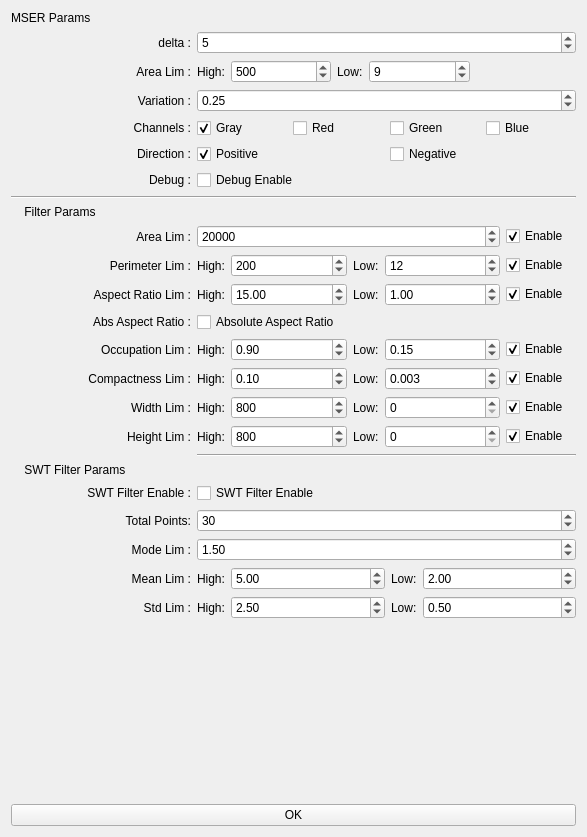
Qt form gui/ui/extract_control.ui (panderan/IdentityFinder) before a commit.
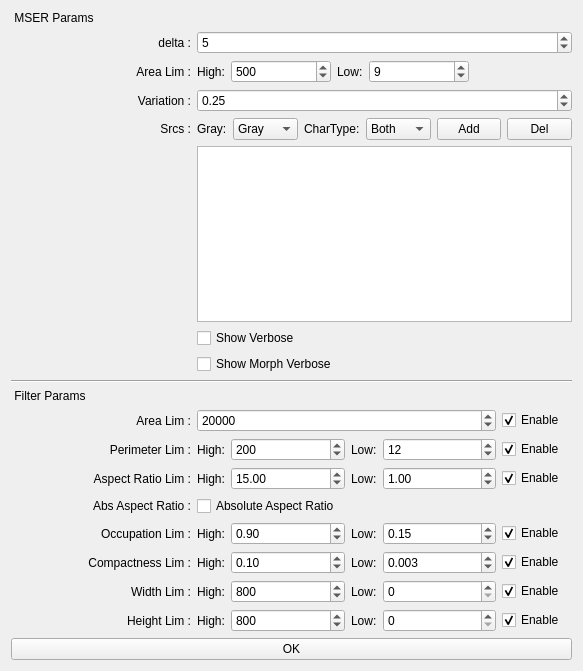
The same form after that commit.

Commit message: extraction and merging text line features freezed

Patch:
```diff
--- a/gui/ui/extract_control.ui
+++ b/gui/ui/extract_control.ui
@@ -9,8 +9,8 @@
    <rect>
     <x>0</x>
     <y>0</y>
-    <width>587</width>
-    <height>837</height>
+    <width>583</width>
+    <height>671</height>
    </rect>
   </property>
   <property name="windowTitle">
@@ -31,7 +31,7 @@
         </size>
        </property>
        <property name="text">
-        <string>MSER Params</string>
+        <string> MSER Params</string>
        </property>
       </widget>
      </item>
@@ -220,7 +220,7 @@
         </size>
        </property>
        <property name="text">
-        <string>Channels :</string>
+        <string>Srcs :</string>
        </property>
        <property name="alignment">
         <set>Qt::AlignRight|Qt::AlignTrailing|Qt::AlignVCenter</set>
@@ -228,102 +228,126 @@
       </widget>
      </item>
      <item row="4" column="1">
-      <layout class="QHBoxLayout" name="layout_channels_options">
+      <layout class="QHBoxLayout" name="layout_mser_srcs" stretch="0,1,0,1,1,1">
        <item>
-        <widget class="QCheckBox" name="checkbox_mser_gray">
+        <widget class="QLabel" name="label_mser_srcs_gray">
+         <property name="sizePolicy">
+          <sizepolicy hsizetype="Minimum" vsizetype="Preferred">
+           <horstretch>0</horstretch>
+           <verstretch>0</verstretch>
+          </sizepolicy>
+         </property>
          <property name="text">
-          <string>Gray</string>
+          <string>Gray:</string>
          </property>
-         <property name="checked">
-          <bool>true</bool>
-         </property>
         </widget>
        </item>
        <item>
-        <widget class="QCheckBox" name="checkbox_mser_red">
+        <widget class="QComboBox" name="combobox_mser_srcs_gray">
+         <item>
+          <property name="text">
+           <string>Gray</string>
+          </property>
+         </item>
+         <item>
+          <property name="text">
+           <string>Red</string>
+          </property>
+         </item>
+         <item>
+          <property name="text">
+           <string>Green</string>
+          </property>
+         </item>
+         <item>
+          <property name="text">
+           <string>Blue</string>
+          </property>
+         </item>
+        </widget>
+       </item>
+       <item>
+        <widget class="QLabel" name="label_mser_srcs_chartype">
+         <property name="sizePolicy">
+          <sizepolicy hsizetype="Minimum" vsizetype="Preferred">
+           <horstretch>0</horstretch>
+           <verstretch>0</verstretch>
+          </sizepolicy>
+         </property>
          <property name="text">
-          <string>Red</string>
+          <string>CharType:</string>
          </property>
         </widget>
        </item>
        <item>
-        <widget class="QCheckBox" name="checkbox_mser_green">
+        <widget class="QComboBox" name="combobox_mser_srcs_chartype">
+         <item>
+          <property name="text">
+           <string>Both</string>
+          </property>
+         </item>
+         <item>
+          <property name="text">
+           <string>Black</string>
+          </property>
+         </item>
+         <item>
+          <property name="text">
+           <string>Bright</string>
+          </property>
+         </item>
+        </widget>
+       </item>
+       <item>
+        <widget class="QPushButton" name="btn_mser_srcs_add">
+         <property name="sizePolicy">
+          <sizepolicy hsizetype="Minimum" vsizetype="Minimum">
+           <horstretch>0</horstretch>
+           <verstretch>0</verstretch>
+          </sizepolicy>
+         </property>
+         <property name="styleSheet">
+          <string notr="true">margin:0px;</string>
+         </property>
          <property name="text">
-          <string>Green</string>
+          <string>Add</string>
          </property>
         </widget>
        </item>
        <item>
-        <widget class="QCheckBox" name="checkbox_mser_blue">
+        <widget class="QPushButton" name="btn_mser_srcs_del">
+         <property name="sizePolicy">
+          <sizepolicy hsizetype="Minimum" vsizetype="Minimum">
+           <horstretch>0</horstretch>
+           <verstretch>0</verstretch>
+          </sizepolicy>
+         </property>
+         <property name="styleSheet">
+          <string notr="true">margin:0px;</string>
+         </property>
          <property name="text">
-          <string>Blue</string>
+          <string>Del</string>
          </property>
         </widget>
        </item>
       </layout>
      </item>
-     <item row="6" column="0">
-      <widget class="QLabel" name="label_mser_debug">
-       <property name="minimumSize">
-        <size>
-         <width>180</width>
-         <height>0</height>
-        </size>
-       </property>
-       <property name="text">
-        <string>Debug :</string>
-       </property>
-       <property name="alignment">
-        <set>Qt::AlignRight|Qt::AlignTrailing|Qt::AlignVCenter</set>
-       </property>
-      </widget>
-     </item>
-     <item row="6" column="1">
-      <widget class="QCheckBox" name="checkbox_mser_debug_enable">
-       <property name="text">
-        <string>Debug Enable</string>
-       </property>
-      </widget>
-     </item>
-     <item row="5" column="0">
-      <widget class="QLabel" name="label_mser_direction">
-       <property name="minimumSize">
-        <size>
-         <width>180</width>
-         <height>0</height>
-        </size>
-       </property>
-       <property name="text">
-        <string>Direction :</string>
-       </property>
-       <property name="alignment">
-        <set>Qt::AlignRight|Qt::AlignTrailing|Qt::AlignVCenter</set>
-       </property>
-      </widget>
-     </item>
      <item row="5" column="1">
-      <layout class="QHBoxLayout" name="horizontalLayout">
-       <item>
-        <widget class="QCheckBox" name="checkbox_mser_direction_positive">
-         <property name="text">
-          <string>Positive</string>
-         </property>
-         <property name="checked">
-          <bool>true</bool>
-         </property>
-        </widget>
-       </item>
-       <item>
-        <widget class="QCheckBox" name="checkbox_mser_direction_negative">
-         <property name="text">
-          <string>Negative</string>
-         </property>
-         <property name="checked">
-          <bool>false</bool>
-         </property>
-        </widget>
-       </item>
-      </layout>
+      <widget class="QListWidget" name="listWidget"/>
+     </item>
+     <item row="6" column="1">
+      <widget class="QCheckBox" name="checkbox_mser_show_verbose">
+       <property name="text">
+        <string>Show Verbose</string>
+       </property>
+      </widget>
+     </item>
+     <item row="7" column="1">
+      <widget class="QCheckBox" name="checkbox_morph_verbose">
+       <property name="text">
+        <string>Show Morph Verbose</string>
+       </property>
+      </widget>
      </item>
     </layout>
    </item>
@@ -345,7 +369,7 @@
         </size>
        </property>
        <property name="text">
-        <string>    Filter Params</string>
+        <string> Filter Params</string>
        </property>
       </widget>
      </item>
@@ -1009,251 +1033,6 @@
        </item>
       </layout>
      </item>
-     <item row="9" column="1">
-      <widget class="Line" name="line_2">
-       <property name="orientation">
-        <enum>Qt::Horizontal</enum>
-       </property>
-      </widget>
-     </item>
-     <item row="10" column="0">
-      <widget class="QLabel" name="label">
-       <property name="minimumSize">
-        <size>
-         <width>180</width>
-         <height>0</height>
-        </size>
-       </property>
-       <property name="text">
-        <string>    SWT Filter Params</string>
-       </property>
-      </widget>
-     </item>
-     <item row="11" column="0">
-      <widget class="QLabel" name="label_filter_swt_filter_enable">
-       <property name="minimumSize">
-        <size>
-         <width>180</width>
-         <height>0</height>
-        </size>
-       </property>
-       <property name="text">
-        <string>SWT Filter Enable :</string>
-       </property>
-       <property name="alignment">
-        <set>Qt::AlignRight|Qt::AlignTrailing|Qt::AlignVCenter</set>
-       </property>
-      </widget>
-     </item>
-     <item row="11" column="1">
-      <widget class="QCheckBox" name="checkbox_filter_swt_filter_enable">
-       <property name="text">
-        <string>SWT Filter Enable</string>
-       </property>
-      </widget>
-     </item>
-     <item row="12" column="0">
-      <widget class="QLabel" name="label_filter_swt_total_points">
-       <property name="minimumSize">
-        <size>
-         <width>180</width>
-         <height>0</height>
-        </size>
-       </property>
-       <property name="text">
-        <string>Total Points:</string>
-       </property>
-       <property name="alignment">
-        <set>Qt::AlignRight|Qt::AlignTrailing|Qt::AlignVCenter</set>
-       </property>
-      </widget>
-     </item>
-     <item row="12" column="1">
-      <widget class="QSpinBox" name="spinbox_filter_swt_total_points">
-       <property name="minimumSize">
-        <size>
-         <width>150</width>
-         <height>0</height>
-        </size>
-       </property>
-       <property name="value">
-        <number>30</number>
-       </property>
-      </widget>
-     </item>
-     <item row="13" column="0">
-      <widget class="QLabel" name="label_filter_swt_mode_lim">
-       <property name="minimumSize">
-        <size>
-         <width>180</width>
-         <height>0</height>
-        </size>
-       </property>
-       <property name="text">
-        <string>Mode Lim :</string>
-       </property>
-       <property name="alignment">
-        <set>Qt::AlignRight|Qt::AlignTrailing|Qt::AlignVCenter</set>
-       </property>
-      </widget>
-     </item>
-     <item row="13" column="1">
-      <widget class="QDoubleSpinBox" name="dspinbox_filter_swt_mode_lim">
-       <property name="minimumSize">
-        <size>
-         <width>150</width>
-         <height>0</height>
-        </size>
-       </property>
-       <property name="value">
-        <double>1.500000000000000</double>
-       </property>
-      </widget>
-     </item>
-     <item row="14" column="0">
-      <widget class="QLabel" name="label_filter_swt_mean_lim">
-       <property name="minimumSize">
-        <size>
-         <width>180</width>
-         <height>0</height>
-        </size>
-       </property>
-       <property name="text">
-        <string>Mean Lim :</string>
-       </property>
-       <property name="alignment">
-        <set>Qt::AlignRight|Qt::AlignTrailing|Qt::AlignVCenter</set>
-       </property>
-      </widget>
-     </item>
-     <item row="14" column="1">
-      <layout class="QHBoxLayout" name="layout_filter_swt_mean_lim">
-       <item>
-        <widget class="QLabel" name="label_filter_swt_mean_high">
-         <property name="sizePolicy">
-          <sizepolicy hsizetype="Fixed" vsizetype="Preferred">
-           <horstretch>0</horstretch>
-           <verstretch>0</verstretch>
-          </sizepolicy>
-         </property>
-         <property name="text">
-          <string>High:</string>
-         </property>
-        </widget>
-       </item>
-       <item>
-        <widget class="QDoubleSpinBox" name="dspinbox_filter_swt_mean_high">
-         <property name="minimumSize">
-          <size>
-           <width>100</width>
-           <height>0</height>
-          </size>
-         </property>
-         <property name="value">
-          <double>5.000000000000000</double>
-         </property>
-        </widget>
-       </item>
-       <item>
-        <widget class="QLabel" name="label_filter_swt_mean_low">
-         <property name="sizePolicy">
-          <sizepolicy hsizetype="Fixed" vsizetype="Preferred">
-           <horstretch>0</horstretch>
-           <verstretch>0</verstretch>
-          </sizepolicy>
-         </property>
-         <property name="text">
-          <string>Low:</string>
-         </property>
-        </widget>
-       </item>
-       <item>
-        <widget class="QDoubleSpinBox" name="dspinbox_filter_swt_mean_low">
-         <property name="minimumSize">
-          <size>
-           <width>100</width>
-           <height>0</height>
-          </size>
-         </property>
-         <property name="value">
-          <double>2.000000000000000</double>
-         </property>
-        </widget>
-       </item>
-      </layout>
-     </item>
-     <item row="15" column="0">
-      <widget class="QLabel" name="label_filter_swt_std_lim">
-       <property name="minimumSize">
-        <size>
-         <width>180</width>
-         <height>0</height>
-        </size>
-       </property>
-       <property name="text">
-        <string>Std Lim :</string>
-       </property>
-       <property name="alignment">
-        <set>Qt::AlignRight|Qt::AlignTrailing|Qt::AlignVCenter</set>
-       </property>
-      </widget>
-     </item>
-     <item row="15" column="1">
-      <layout class="QHBoxLayout" name="layout_filter_swt_std_lim">
-       <item>
-        <widget class="QLabel" name="label_filter_swt_std_high">
-         <property name="sizePolicy">
-          <sizepolicy hsizetype="Fixed" vsizetype="Preferred">
-           <horstretch>0</horstretch>
-           <verstretch>0</verstretch>
-          </sizepolicy>
-         </property>
-         <property name="text">
-          <string>High:</string>
-         </property>
-        </widget>
-       </item>
-       <item>
-        <widget class="QDoubleSpinBox" name="dspinbox_filter_swt_std_high">
-         <property name="minimumSize">
-          <size>
-           <width>100</width>
-           <height>0</height>
-          </size>
-         </property>
-         <property name="value">
-          <double>2.500000000000000</double>
-         </property>
-        </widget>
-       </item>
-       <item>
-        <widget class="QLabel" name="label_filter_swt_std_low">
-         <property name="sizePolicy">
-          <sizepolicy hsizetype="Fixed" vsizetype="Preferred">
-           <horstretch>0</horstretch>
-           <verstretch>0</verstretch>
-          </sizepolicy>
-         </property>
-         <property name="text">
-          <string>Low:</string>
-         </property>
-        </widget>
-       </item>
-       <item>
-        <widget class="QDoubleSpinBox" name="dspinbox_filter_swt_std_low">
-         <property name="minimumSize">
-          <size>
-           <width>100</width>
-           <height>0</height>
-          </size>
-         </property>
-         <property name="value">
-          <double>0.500000000000000</double>
-         </property>
-        </widget>
-       </item>
-      </layout>
-     </item>
     </layout>
    </item>
    <item>
```
Left out of the diff: 2 changed lines with no effect on the pictures. The commit also changes 21 other files.
